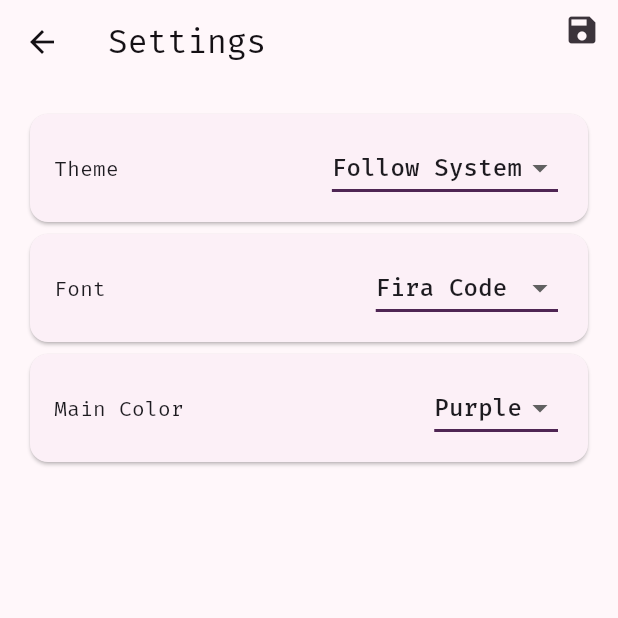
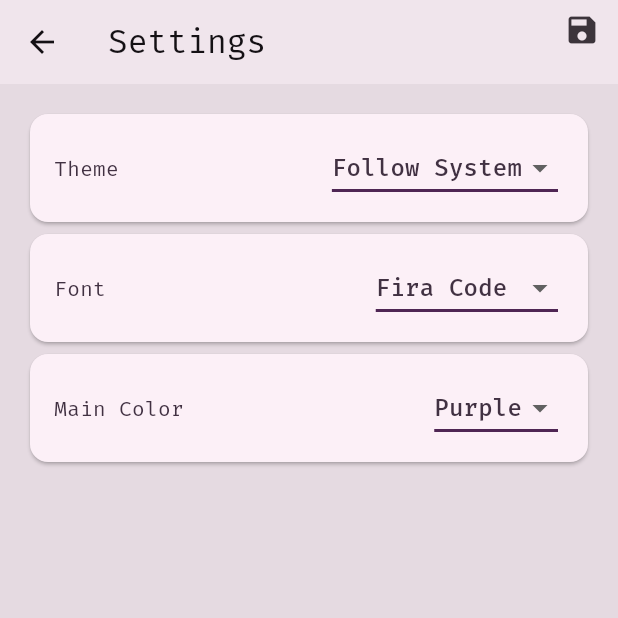
Before and after one commit to undefinedpatient/idea_cache, a Flutter app: the ICSettingPage screen opened directly, on a phone screen of 412 x 824 dp, the top half of it. Run offline on Flutter 3.47's test engine with Material 3 defaults, Android fonts, the phone set to English and light mode, and no system bars; our stand-ins replace google_fonts; missing offline and left inert: flutter_quill, window_manager.

Commit message:
Update Style

```diff
--- a/lib/app.dart
+++ b/lib/app.dart
@@ -33,6 +33,7 @@ class ICApp extends StatelessWidget {
                 brightness: Brightness.light,
                 contrastLevel: 0.5,
               ),
+
               textTheme: value.textTheme,
             ),
             darkTheme: ThemeData(
@@ -136,11 +137,10 @@ class _ICMainView extends State<ICMainView> {
 
     if (Platform.isWindows || Platform.isMacOS || Platform.isLinux) {
       return Scaffold(
-        appBar: AppBar(title: Text("IdeaCache")),
+        backgroundColor: Theme.of(context).colorScheme.surfaceContainerLow,
         appBar: AppBar(
           title: Text("IdeaCache"),
-          // backgroundColor: Theme.of(context).colorScheme.secondaryContainer,
-          // surfaceTintColor: Theme.of(context).colorScheme.secondaryContainer,
+          backgroundColor: Theme.of(context).colorScheme.surface,
         ),
         body: Row(
           children: [
@@ -221,9 +221,6 @@ class _ICMainView extends State<ICMainView> {
                         _selectedIndex = _userCaches.length + 1;
                       });
                     },
-                    selectedTileColor: Theme.of(
-                      context,
-                    ).colorScheme.onSecondaryContainer,
                   ),
                 ],
               ),
--- a/lib/page/blockview.dart
+++ b/lib/page/blockview.dart
@@ -70,6 +70,7 @@ class _ICBlockView extends State<ICBlockView> {
   @override
   Widget build(BuildContext context) {
     return Scaffold(
+      backgroundColor: Theme.of(context).colorScheme.surfaceBright,
       body: Column(
         children: [
           Row(
--- a/lib/page/cacheoverview.dart
+++ b/lib/page/cacheoverview.dart
@@ -41,7 +41,11 @@ class _ICCacheOverviewState extends State<ICCacheOverview> {
   @override
   Widget build(BuildContext context) {
     return Scaffold(
-      appBar: AppBar(title: Text("Overview")),
+      backgroundColor: Theme.of(context).colorScheme.surfaceContainerHigh,
+      appBar: AppBar(
+        title: Text("Overview"),
+        backgroundColor: Theme.of(context).colorScheme.surfaceContainer,
+      ),
       body: Column(
         spacing: 4,
         children: [
--- a/lib/page/cacheview.dart
+++ b/lib/page/cacheview.dart
@@ -97,9 +97,9 @@ class _ICCacheView extends State<ICCacheView> {
       pageWidget = ICBlockView(blockid: _userBlocks[_selectedIndex].id);
     }
     return Scaffold(
+      backgroundColor: Theme.of(context).colorScheme.surfaceContainerHigh,
       appBar: AppBar(
-        // surfaceTintColor: Theme.of(context).colorScheme.surfaceDim,
-        // backgroundColor: Theme.of(context).colorScheme.surfaceDim,
+        backgroundColor: Theme.of(context).colorScheme.surfaceContainer,
         title: Text(userCache!.name),
         actionsPadding: EdgeInsets.fromLTRB(0, 0, 16, 0),
         actions: [
--- a/lib/page/overview.dart
+++ b/lib/page/overview.dart
@@ -66,11 +66,10 @@ class _ICOverview extends State<ICOverview> {
   @override
   Widget build(BuildContext context) {
     return Scaffold(
-      // backgroundColor: Theme.of(context).colorScheme.surfaceDim,
+      backgroundColor: Theme.of(context).colorScheme.surfaceContainerHigh,
       appBar: AppBar(
         title: Text("Overview"),
-        // backgroundColor: Theme.of(context).colorScheme.surfaceDim,
-        // surfaceTintColor: Theme.of(context).colorScheme.surfaceDim,
+        backgroundColor: Theme.of(context).colorScheme.surfaceContainer,
       ),
       body: Padding(
         padding: const EdgeInsets.all(16.0),
--- a/lib/page/settingpage.dart
+++ b/lib/page/settingpage.dart
@@ -38,12 +38,10 @@ class _ICSettingPageState extends State<ICSettingPage> {
     ICAppState appState = context.watch<ICAppState>();
     log(name: runtimeType.toString(), "build(BuildContext context)");
     return Scaffold(
-      // backgroundColor: Theme.of(context).colorScheme.surfaceContainer,
-      // backgroundColor: Theme.of(context).colorScheme.surfaceContainer,
+      backgroundColor: Theme.of(context).colorScheme.surfaceContainerHigh,
       appBar: AppBar(
         title: Text("Settings"),
-        // backgroundColor: Theme.of(context).colorScheme.surfaceContainer,
-        // backgroundColor: Theme.of(context).colorScheme.surfaceContainer,
+        backgroundColor: Theme.of(context).colorScheme.surfaceContainer,
         actions: [
           IconButton(
             onPressed: () async {
@@ -77,7 +75,12 @@ class _ICSettingPageState extends State<ICSettingPage> {
                   // mainAxisSize: MainAxisSize.min,
                   mainAxisAlignment: MainAxisAlignment.spaceBetween,
                   children: [
-                    Text("Theme"),
+                    Text(
+                      "Theme",
+                      style: TextStyle(
+                        color: Theme.of(context).colorScheme.secondary,
+                      ),
+                    ),
                     DropdownButton(
                       padding: EdgeInsets.all(4),
                       underline: Container(
@@ -88,15 +91,30 @@ class _ICSettingPageState extends State<ICSettingPage> {
                       items: [
                         DropdownMenuItem(
                           value: ThemeMode.system,
-                          child: Text("Follow System"),
+                          child: Text(
+                            "Follow System",
+                            style: TextStyle(
+                              color: Theme.of(context).colorScheme.secondary,
+                            ),
+                          ),
                         ),
                         DropdownMenuItem(
                           value: ThemeMode.light,
-                          child: Text("Light"),
+                          child: Text(
+                            "Light",
+                            style: TextStyle(
+                              color: Theme.of(context).colorScheme.secondary,
+                            ),
+                          ),
                         ),
                         DropdownMenuItem(
                           value: ThemeMode.dark,
-                          child: Text("Dark"),
+                          child: Text(
+                            "Dark",
+                            style: TextStyle(
+                              color: Theme.of(context).colorScheme.secondary,
+                            ),
+                          ),
                         ),
                       ],
                       onChanged: (value) {
@@ -116,7 +134,12 @@ class _ICSettingPageState extends State<ICSettingPage> {
                 child: Row(
                   mainAxisAlignment: MainAxisAlignment.spaceBetween,
                   children: [
-                    Text("Font"),
+                    Text(
+                      "Font",
+                      style: TextStyle(
+                        color: Theme.of(context).colorScheme.secondary,
+                      ),
+                    ),
                     DropdownButton(
                       padding: EdgeInsets.all(4),
                       underline: Container(
@@ -127,11 +150,21 @@ class _ICSettingPageState extends State<ICSettingPage> {
                       items: [
                         DropdownMenuItem(
                           value: GoogleFonts.firaCodeTextTheme(),
-                          child: Text("Fira Code"),
+                          child: Text(
+                            "Fira Code",
+                            style: TextStyle(
+                              color: Theme.of(context).colorScheme.secondary,
+                            ),
+                          ),
                         ),
                         DropdownMenuItem(
                           value: GoogleFonts.notoSerifTextTheme(),
-                          child: Text("Noto Serif"),
+                          child: Text(
+                            "Noto Serif",
+                            style: TextStyle(
+                              color: Theme.of(context).colorScheme.secondary,
+                            ),
+                          ),
                         ),
                       ],
                       onChanged: (value) {
@@ -146,13 +179,17 @@ class _ICSettingPageState extends State<ICSettingPage> {
               ),
             ),
             Card(
-              // color: Theme.of(context).colorScheme.secondary,
               child: Padding(
                 padding: const EdgeInsets.fromLTRB(16, 8, 16, 8),
                 child: Row(
                   mainAxisAlignment: MainAxisAlignment.spaceBetween,
                   children: [
-                    Text("Main Color"),
+                    Text(
+                      "Main Color",
+                      style: TextStyle(
+                        color: Theme.of(context).colorScheme.secondary,
+                      ),
+                    ),
 
                     DropdownButton(
                       padding: EdgeInsets.all(4),
@@ -164,15 +201,30 @@ class _ICSettingPageState extends State<ICSettingPage> {
                       items: [
                         DropdownMenuItem(
                           value: Colors.purple.toARGB32(),
-                          child: Text("Purple"),
+                          child: Text(
+                            "Purple",
+                            style: TextStyle(
+                              color: Theme.of(context).colorScheme.secondary,
+                            ),
+                          ),
                         ),
                         DropdownMenuItem(
                           value: Colors.amber.toARGB32(),
-                          child: Text("Amber"),
+                          child: Text(
+                            "Amber",
+                            style: TextStyle(
+                              color: Theme.of(context).colorScheme.secondary,
+                            ),
+                          ),
                         ),
                         DropdownMenuItem(
                           value: Colors.green.toARGB32(),
-                          child: Text("Green"),
+                          child: Text(
+                            "Green",
+                            style: TextStyle(
+                              color: Theme.of(context).colorScheme.secondary,
+                            ),
+                          ),
                         ),
                       ],
                       onChanged: (value) {
```
